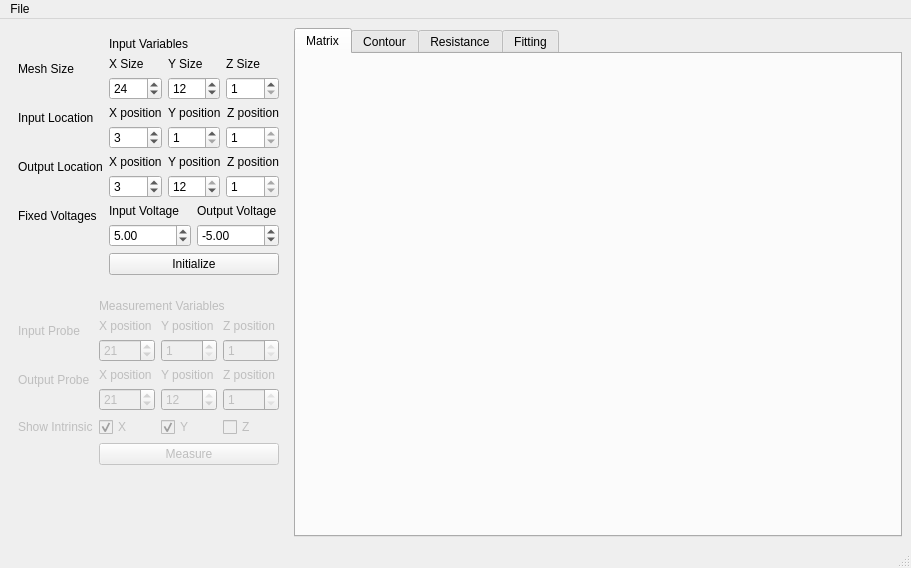
The window that AnisotropicSimulator2.ui (JulianN9/Anisotropic-Sample-Simulator) describes before a commit, drawn with Qt 5.
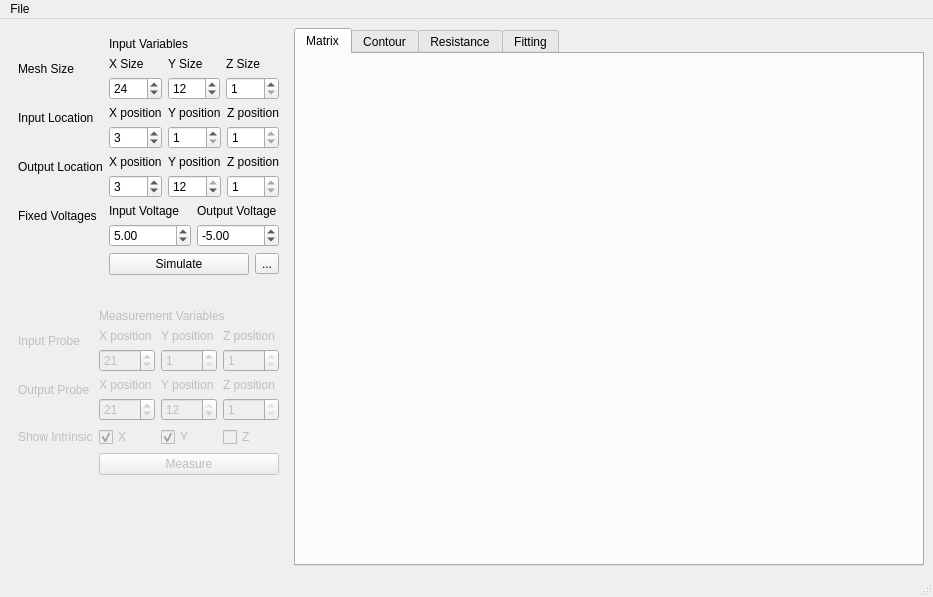
The same window after the commit.

Patch:
```diff
--- a/AnisotropicSimulator2.ui
+++ b/AnisotropicSimulator2.ui
@@ -6,8 +6,8 @@
    <rect>
     <x>0</x>
     <y>0</y>
-    <width>911</width>
-    <height>568</height>
+    <width>933</width>
+    <height>597</height>
    </rect>
   </property>
   <property name="windowTitle">
@@ -20,46 +20,93 @@
       <item>
        <widget class="QWidget" name="SetupWidget" native="true">
         <layout class="QFormLayout" name="formLayout">
+         <item row="1" column="1">
+          <widget class="QLabel" name="label_2">
+           <property name="text">
+            <string>Input Variables</string>
+           </property>
+          </widget>
+         </item>
+         <item row="2" column="0">
+          <widget class="QLabel" name="MeshSizeLabel">
+           <property name="text">
+            <string>Mesh Size</string>
+           </property>
+          </widget>
+         </item>
+         <item row="3" column="0">
+          <widget class="QLabel" name="InputLocationLabel">
+           <property name="text">
+            <string>Input Location</string>
+           </property>
+          </widget>
+         </item>
+         <item row="4" column="0">
+          <widget class="QLabel" name="OutputLocationLabel">
+           <property name="text">
+            <string>Output Location</string>
+           </property>
+          </widget>
+         </item>
+         <item row="5" column="0">
+          <widget class="QLabel" name="FixedVLabel">
+           <property name="text">
+            <string>Fixed Voltages</string>
+           </property>
+          </widget>
+         </item>
+         <item row="6" column="1">
+          <layout class="QHBoxLayout" name="horizontalLayout_4">
+           <item>
+            <widget class="QPushButton" name="IntializeButton">
+             <property name="text">
+              <string>Simulate</string>
+             </property>
+            </widget>
+           </item>
+           <item>
+            <widget class="QToolButton" name="toolButton">
+             <property name="text">
+              <string>...</string>
+             </property>
+            </widget>
+           </item>
+          </layout>
+         </item>
          <item row="2" column="1">
-          <layout class="QVBoxLayout" name="verticalLayout_4">
-           <item>
-            <layout class="QHBoxLayout" name="horizontalLayout_8">
-             <item>
-              <widget class="QLabel" name="label_14">
-               <property name="text">
-                <string>X Size</string>
+          <layout class="QGridLayout" name="gridLayout">
+           <item row="1" column="0">
+            <widget class="QSpinBox" name="NxBox">
+             <property name="minimum">
+              <number>1</number>
+             </property>
+             <property name="value">
+              <number>24</number>
                </property>
               </widget>
              </item>
-             <item>
+           <item row="0" column="1">
               <widget class="QLabel" name="label_15">
                <property name="text">
                 <string>Y Size</string>
                </property>
               </widget>
              </item>
-             <item>
+           <item row="0" column="0">
+            <widget class="QLabel" name="label_14">
+             <property name="text">
+              <string>X Size</string>
+             </property>
+            </widget>
+           </item>
+           <item row="0" column="2">
               <widget class="QLabel" name="label_16">
                <property name="text">
                 <string>Z Size</string>
                </property>
               </widget>
              </item>
-            </layout>
-           </item>
-           <item>
-            <layout class="QHBoxLayout" name="horizontalLayout_9">
-             <item>
-              <widget class="QSpinBox" name="NxBox">
-               <property name="minimum">
-                <number>1</number>
-               </property>
-               <property name="value">
-                <number>24</number>
-               </property>
-              </widget>
-             </item>
-             <item>
+           <item row="1" column="1">
               <widget class="QSpinBox" name="NyBox">
                <property name="minimum">
                 <number>1</number>
@@ -69,7 +116,7 @@
                </property>
               </widget>
              </item>
-             <item>
+           <item row="1" column="2">
               <widget class="QSpinBox" name="NzBox">
                <property name="minimum">
                 <number>1</number>
@@ -78,59 +125,23 @@
              </item>
             </layout>
            </item>
-          </layout>
-         </item>
-         <item row="2" column="0">
-          <widget class="QLabel" name="MeshSizeLabel">
-           <property name="text">
-            <string>Mesh Size</string>
-           </property>
-          </widget>
-         </item>
-         <item row="1" column="1">
-          <widget class="QLabel" name="label_2">
-           <property name="text">
-            <string>Input Variables</string>
-           </property>
-          </widget>
-         </item>
-         <item row="3" column="0">
-          <widget class="QLabel" name="InputLocationLabel">
-           <property name="text">
-            <string>Input Location</string>
-           </property>
-          </widget>
-         </item>
          <item row="3" column="1">
-          <layout class="QVBoxLayout" name="verticalLayout">
-           <item>
-            <layout class="QHBoxLayout" name="horizontalLayout_3">
-             <item>
+          <layout class="QGridLayout" name="gridLayout_2">
+           <item row="0" column="0">
               <widget class="QLabel" name="label_5">
                <property name="text">
                 <string>X position</string>
                </property>
               </widget>
              </item>
-             <item>
+           <item row="0" column="1">
               <widget class="QLabel" name="label_7">
                <property name="text">
                 <string>Y position</string>
                </property>
               </widget>
              </item>
-             <item>
-              <widget class="QLabel" name="label_6">
-               <property name="text">
-                <string>Z position</string>
-               </property>
-              </widget>
-             </item>
-            </layout>
-           </item>
-           <item>
-            <layout class="QHBoxLayout" name="horizontalLayout_2">
-             <item>
+           <item row="1" column="0">
               <widget class="QSpinBox" name="IxBox">
                <property name="minimum">
                 <number>1</number>
@@ -143,7 +154,14 @@
                </property>
               </widget>
              </item>
-             <item>
+           <item row="0" column="2">
+            <widget class="QLabel" name="label_6">
+             <property name="text">
+              <string>Z position</string>
+             </property>
+            </widget>
+           </item>
+           <item row="1" column="1">
               <widget class="QSpinBox" name="IyBox">
                <property name="minimum">
                 <number>1</number>
@@ -153,7 +171,7 @@
                </property>
               </widget>
              </item>
-             <item>
+           <item row="1" column="2">
               <widget class="QSpinBox" name="IzBox">
                <property name="minimum">
                 <number>1</number>
@@ -165,45 +183,30 @@
              </item>
             </layout>
            </item>
-          </layout>
-         </item>
-         <item row="4" column="0">
-          <widget class="QLabel" name="OutputLocationLabel">
-           <property name="text">
-            <string>Output Location</string>
-           </property>
-          </widget>
-         </item>
          <item row="4" column="1">
-          <layout class="QVBoxLayout" name="verticalLayout_3">
-           <item>
-            <layout class="QHBoxLayout" name="horizontalLayout_6">
-             <item>
-              <widget class="QLabel" name="label_11">
-               <property name="text">
-                <string>X position</string>
-               </property>
-              </widget>
-             </item>
-             <item>
-              <widget class="QLabel" name="label_12">
-               <property name="text">
-                <string>Y position</string>
-               </property>
-              </widget>
-             </item>
-             <item>
+          <layout class="QGridLayout" name="gridLayout_3">
+           <item row="0" column="2">
               <widget class="QLabel" name="label_13">
                <property name="text">
                 <string>Z position</string>
                </property>
               </widget>
              </item>
-            </layout>
+           <item row="0" column="1">
+            <widget class="QLabel" name="label_12">
+             <property name="text">
+              <string>Y position</string>
+             </property>
+            </widget>
            </item>
-           <item>
-            <layout class="QHBoxLayout" name="horizontalLayout_7">
-             <item>
+           <item row="0" column="0">
+            <widget class="QLabel" name="label_11">
+             <property name="text">
+              <string>X position</string>
+             </property>
+            </widget>
+           </item>
+           <item row="1" column="0">
               <widget class="QSpinBox" name="OxBox">
                <property name="minimum">
                 <number>1</number>
@@ -216,7 +219,7 @@
                </property>
               </widget>
              </item>
-             <item>
+           <item row="1" column="1">
               <widget class="QSpinBox" name="OyBox">
                <property name="minimum">
                 <number>1</number>
@@ -229,7 +232,7 @@
                </property>
               </widget>
              </item>
-             <item>
+           <item row="1" column="2">
               <widget class="QSpinBox" name="OzBox">
                <property name="minimum">
                 <number>1</number>
@@ -241,41 +244,26 @@
              </item>
             </layout>
            </item>
-          </layout>
-         </item>
-         <item row="5" column="0">
-          <widget class="QLabel" name="FixedVLabel">
-           <property name="text">
-            <string>Fixed Voltages</string>
-           </property>
-          </widget>
-         </item>
          <item row="5" column="1">
-          <layout class="QVBoxLayout" name="verticalLayout_5">
-           <item>
-            <layout class="QHBoxLayout" name="horizontalLayout_10">
-             <item>
-              <widget class="QLabel" name="InputVLabel">
-               <property name="text">
-                <string>Input Voltage</string>
-               </property>
-              </widget>
-             </item>
-             <item>
+          <layout class="QGridLayout" name="gridLayout_4">
+           <item row="0" column="1">
               <widget class="QLabel" name="OutputVLabel">
                <property name="text">
                 <string>Output Voltage</string>
                </property>
               </widget>
              </item>
-            </layout>
+           <item row="0" column="0">
+            <widget class="QLabel" name="InputVLabel">
+             <property name="text">
+              <string>Input Voltage</string>
+             </property>
+            </widget>
            </item>
-           <item>
-            <layout class="QHBoxLayout" name="horizontalLayout_11">
-             <item>
+           <item row="1" column="0">
               <widget class="QDoubleSpinBox" name="IvBox">
                <property name="minimum">
-                <double>-100.000000000000000</double>
+              <double>0.000000000000000</double>
                </property>
                <property name="maximum">
                 <double>100.000000000000000</double>
@@ -285,13 +273,13 @@
                </property>
               </widget>
              </item>
-             <item>
+           <item row="1" column="1">
               <widget class="QDoubleSpinBox" name="OvBox">
                <property name="minimum">
                 <double>-100.000000000000000</double>
                </property>
                <property name="maximum">
-                <double>100.000000000000000</double>
+              <double>0.000000000000000</double>
                </property>
                <property name="value">
                 <double>-5.000000000000000</double>
@@ -301,15 +289,6 @@
             </layout>
            </item>
           </layout>
-         </item>
-         <item row="6" column="1">
-          <widget class="QPushButton" name="IntializeButton">
-           <property name="text">
-            <string>Initialize</string>
-           </property>
-          </widget>
-         </item>
-        </layout>
        </widget>
       </item>
       <item>
@@ -325,72 +304,6 @@
            </property>
           </widget>
          </item>
-         <item row="1" column="1">
-          <layout class="QVBoxLayout" name="verticalLayout_9">
-           <item>
-            <layout class="QHBoxLayout" name="horizontalLayout_12">
-             <item>
-              <widget class="QLabel" name="label_17">
-               <property name="text">
-                <string>X position</string>
-               </property>
-              </widget>
-             </item>
-             <item>
-              <widget class="QLabel" name="label_18">
-               <property name="text">
-                <string>Y position</string>
-               </property>
-              </widget>
-             </item>
-             <item>
-              <widget class="QLabel" name="label_19">
-               <property name="text">
-                <string>Z position</string>
-               </property>
-              </widget>
-             </item>
-            </layout>
-           </item>
-           <item>
-            <layout class="QHBoxLayout" name="horizontalLayout_13">
-             <item>
-              <widget class="QSpinBox" name="IPxBox">
-               <property name="minimum">
-                <number>1</number>
-               </property>
-               <property name="maximum">
-                <number>24</number>
-               </property>
-               <property name="value">
-                <number>21</number>
-               </property>
-              </widget>
-             </item>
-             <item>
-              <widget class="QSpinBox" name="IPyBox">
-               <property name="minimum">
-                <number>1</number>
-               </property>
-               <property name="maximum">
-                <number>12</number>
-               </property>
-              </widget>
-             </item>
-             <item>
-              <widget class="QSpinBox" name="IPzBox">
-               <property name="minimum">
-                <number>1</number>
-               </property>
-               <property name="maximum">
-                <number>1</number>
-               </property>
-              </widget>
-             </item>
-            </layout>
-           </item>
-          </layout>
-         </item>
          <item row="0" column="1">
           <widget class="QLabel" name="label_3">
            <property name="text">
@@ -405,75 +318,6 @@
            </property>
           </widget>
          </item>
-         <item row="2" column="1">
-          <layout class="QVBoxLayout" name="verticalLayout_10">
-           <item>
-            <layout class="QHBoxLayout" name="horizontalLayout_14">
-             <item>
-              <widget class="QLabel" name="label_20">
-               <property name="text">
-                <string>X position</string>
-               </property>
-              </widget>
-             </item>
-             <item>
-              <widget class="QLabel" name="label_21">
-               <property name="text">
-                <string>Y position</string>
-               </property>
-              </widget>
-             </item>
-             <item>
-              <widget class="QLabel" name="label_22">
-               <property name="text">
-                <string>Z position</string>
-               </property>
-              </widget>
-             </item>
-            </layout>
-           </item>
-           <item>
-            <layout class="QHBoxLayout" name="horizontalLayout_15">
-             <item>
-              <widget class="QSpinBox" name="OPxBox">
-               <property name="minimum">
-                <number>1</number>
-               </property>
-               <property name="maximum">
-                <number>24</number>
-               </property>
-               <property name="value">
-                <number>21</number>
-               </property>
-              </widget>
-             </item>
-             <item>
-              <widget class="QSpinBox" name="OPyBox">
-               <property name="minimum">
-                <number>1</number>
-               </property>
-               <property name="maximum">
-                <number>12</number>
-               </property>
-               <property name="value">
-                <number>12</number>
-               </property>
-              </widget>
-             </item>
-             <item>
-              <widget class="QSpinBox" name="OPzBox">
-               <property name="minimum">
-                <number>1</number>
-               </property>
-               <property name="maximum">
-                <number>1</number>
-               </property>
-              </widget>
-             </item>
-            </layout>
-           </item>
-          </layout>
-         </item>
          <item row="3" column="0">
           <widget class="QLabel" name="label">
            <property name="text">
@@ -525,6 +369,125 @@
            </property>
           </widget>
          </item>
+         <item row="1" column="1">
+          <layout class="QGridLayout" name="gridLayout_5">
+           <item row="0" column="2">
+            <widget class="QLabel" name="label_19">
+             <property name="text">
+              <string>Z position</string>
+             </property>
+            </widget>
+           </item>
+           <item row="0" column="1">
+            <widget class="QLabel" name="label_18">
+             <property name="text">
+              <string>Y position</string>
+             </property>
+            </widget>
+           </item>
+           <item row="1" column="0">
+            <widget class="QSpinBox" name="IPxBox">
+             <property name="minimum">
+              <number>1</number>
+             </property>
+             <property name="maximum">
+              <number>24</number>
+             </property>
+             <property name="value">
+              <number>21</number>
+             </property>
+            </widget>
+           </item>
+           <item row="1" column="2">
+            <widget class="QSpinBox" name="IPzBox">
+             <property name="minimum">
+              <number>1</number>
+             </property>
+             <property name="maximum">
+              <number>1</number>
+             </property>
+            </widget>
+           </item>
+           <item row="1" column="1">
+            <widget class="QSpinBox" name="IPyBox">
+             <property name="minimum">
+              <number>1</number>
+             </property>
+             <property name="maximum">
+              <number>12</number>
+             </property>
+            </widget>
+           </item>
+           <item row="0" column="0">
+            <widget class="QLabel" name="label_17">
+             <property name="text">
+              <string>X position</string>
+             </property>
+            </widget>
+           </item>
+          </layout>
+         </item>
+         <item row="2" column="1">
+          <layout class="QGridLayout" name="gridLayout_6">
+           <item row="0" column="1">
+            <widget class="QLabel" name="label_21">
+             <property name="text">
+              <string>Y position</string>
+             </property>
+            </widget>
+           </item>
+           <item row="0" column="0">
+            <widget class="QLabel" name="label_20">
+             <property name="text">
+              <string>X position</string>
+             </property>
+            </widget>
+           </item>
+           <item row="0" column="2">
+            <widget class="QLabel" name="label_22">
+             <property name="text">
+              <string>Z position</string>
+             </property>
+            </widget>
+           </item>
+           <item row="1" column="0">
+            <widget class="QSpinBox" name="OPxBox">
+             <property name="minimum">
+              <number>1</number>
+             </property>
+             <property name="maximum">
+              <number>24</number>
+             </property>
+             <property name="value">
+              <number>21</number>
+             </property>
+            </widget>
+           </item>
+           <item row="1" column="1">
+            <widget class="QSpinBox" name="OPyBox">
+             <property name="minimum">
+              <number>1</number>
+             </property>
+             <property name="maximum">
+              <number>12</number>
+             </property>
+             <property name="value">
+              <number>12</number>
+             </property>
+            </widget>
+           </item>
+           <item row="1" column="2">
+            <widget class="QSpinBox" name="OPzBox">
+             <property name="minimum">
+              <number>1</number>
+             </property>
+             <property name="maximum">
+              <number>1</number>
+             </property>
+            </widget>
+           </item>
+          </layout>
+         </item>
         </layout>
        </widget>
       </item>
@@ -535,12 +498,24 @@
       <property name="enabled">
        <bool>true</bool>
       </property>
+      <property name="sizePolicy">
+       <sizepolicy hsizetype="Expanding" vsizetype="Expanding">
+        <horstretch>0</horstretch>
+        <verstretch>0</verstretch>
+       </sizepolicy>
+      </property>
       <property name="minimumSize">
        <size>
         <width>600</width>
         <height>300</height>
        </size>
       </property>
+      <property name="sizeIncrement">
+       <size>
+        <width>0</width>
+        <height>0</height>
+       </size>
+      </property>
       <property name="toolTip">
        <string>&lt;html&gt;&lt;head/&gt;&lt;body&gt;&lt;p&gt;Matrix&lt;/p&gt;&lt;/body&gt;&lt;/html&gt;</string>
       </property>
@@ -585,7 +560,7 @@
     <rect>
      <x>0</x>
      <y>0</y>
-     <width>911</width>
+     <width>933</width>
      <height>26</height>
     </rect>
    </property>
```
Lines whose indentation alone changed are shown as unchanged.
